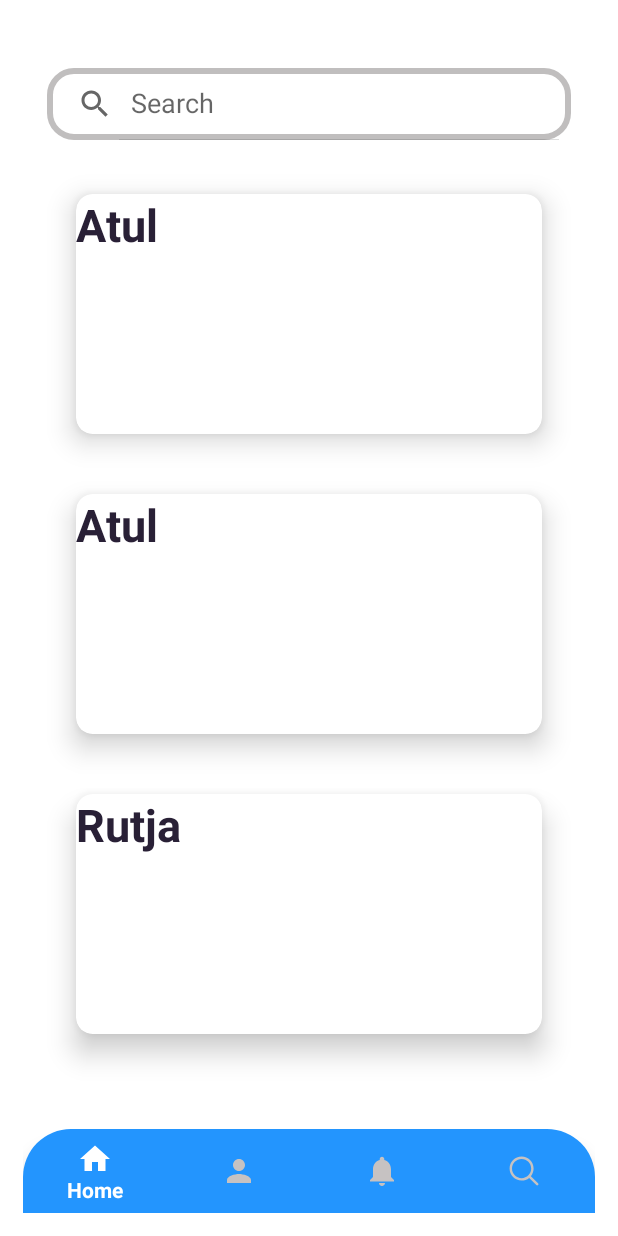
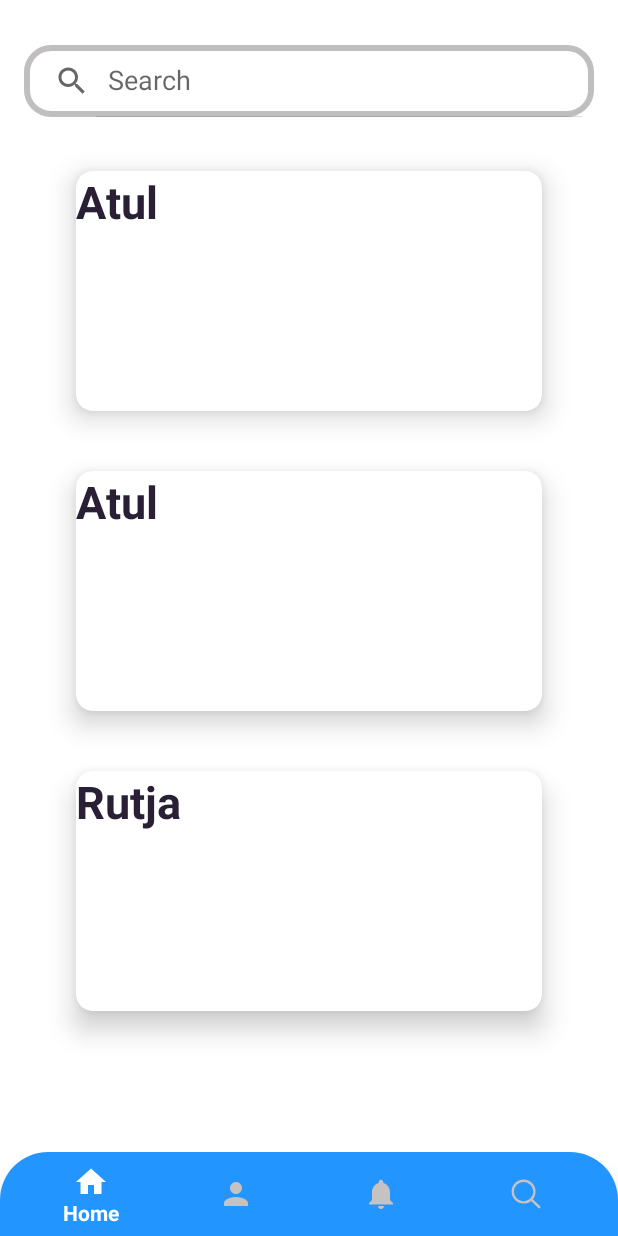
Before and after one commit to Atul457/ProHire-App, an Android app: the HomeActivity screen opened directly, with no data from a screen before it, on a phone screen of 412 x 824 dp. Run offline under Robolectric (Android 15) with nearby library versions, the light colour scheme and no system bars.

Commit message:
Home activity flow

```diff
--- a/app/src/main/java/com/example/crosstalk/HomeActivity.java
+++ b/app/src/main/java/com/example/crosstalk/HomeActivity.java
@@ -72,11 +72,9 @@ public class HomeActivity extends AppCompatActivity {
                         Toast.makeText(HomeActivity.this,"account",Toast.LENGTH_LONG).show();
                         break;
 
-
                     default:
 
                 }
-
                 return true;
             }
         });
--- a/app/src/main/res/drawable/slllll.xml
+++ b/app/src/main/res/drawable/slllll.xml
@@ -9,6 +9,4 @@
         android:color="#C6C2C2"
         android:state_selected="false"/>
 
-
-
 </selector>
--- a/app/src/main/res/layout/activity_home.xml
+++ b/app/src/main/res/layout/activity_home.xml
@@ -5,7 +5,6 @@
     android:layout_height="match_parent"
     xmlns:app="http://schemas.android.com/apk/res-auto"
     android:background="@color/white"
-    android:padding="15dp"
     tools:context=".HomeActivity">
 
     <FrameLayout
@@ -14,17 +13,14 @@
         android:id="@+id/layout"
         android:layout_above="@+id/nav"/>
 
-
     <com.google.android.material.bottomnavigation.BottomNavigationView
+        android:id="@+id/nav"
         android:layout_width="match_parent"
         android:layout_height="wrap_content"
-        android:id="@+id/nav"
-        app:menu="@menu/menu_bar"
+        android:layout_alignParentBottom="true"
         android:background="@drawable/shape"
+        app:itemIconTint="@drawable/slllll"
         app:itemTextColor="@drawable/slllll"
-        app:itemIconTint="@drawable/slllll"
-        android:layout_alignParentBottom="true"/>
-
-
+        app:menu="@menu/menu_bar" />
 
 </RelativeLayout>
```
